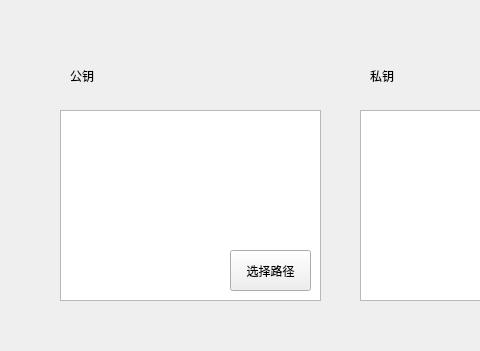
Old version of the form UI_Files/ApplyFor.ui in the repository ZxxWs/CA_System; both pictures show x 0 to 480 and y 210 to 561 of the 1140 by 692 pixel window.
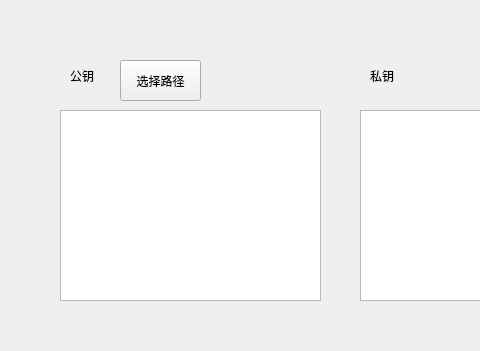
New version of the form.

Diff of the .ui file:
```diff
--- a/UI_Files/ApplyFor.ui
+++ b/UI_Files/ApplyFor.ui
@@ -176,8 +176,8 @@
   <widget class="QPushButton" name="ButtonSelectPublicKeyPath">
    <property name="geometry">
     <rect>
-     <x>230</x>
-     <y>460</y>
+     <x>120</x>
+     <y>270</y>
      <width>81</width>
      <height>41</height>
     </rect>
```
